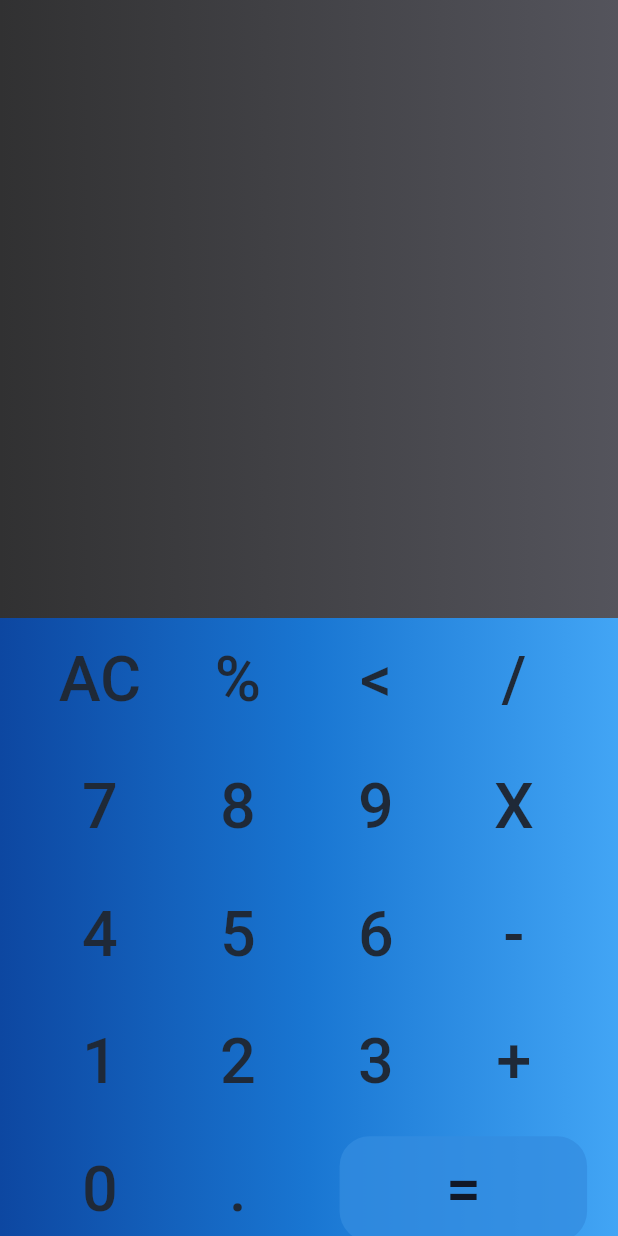
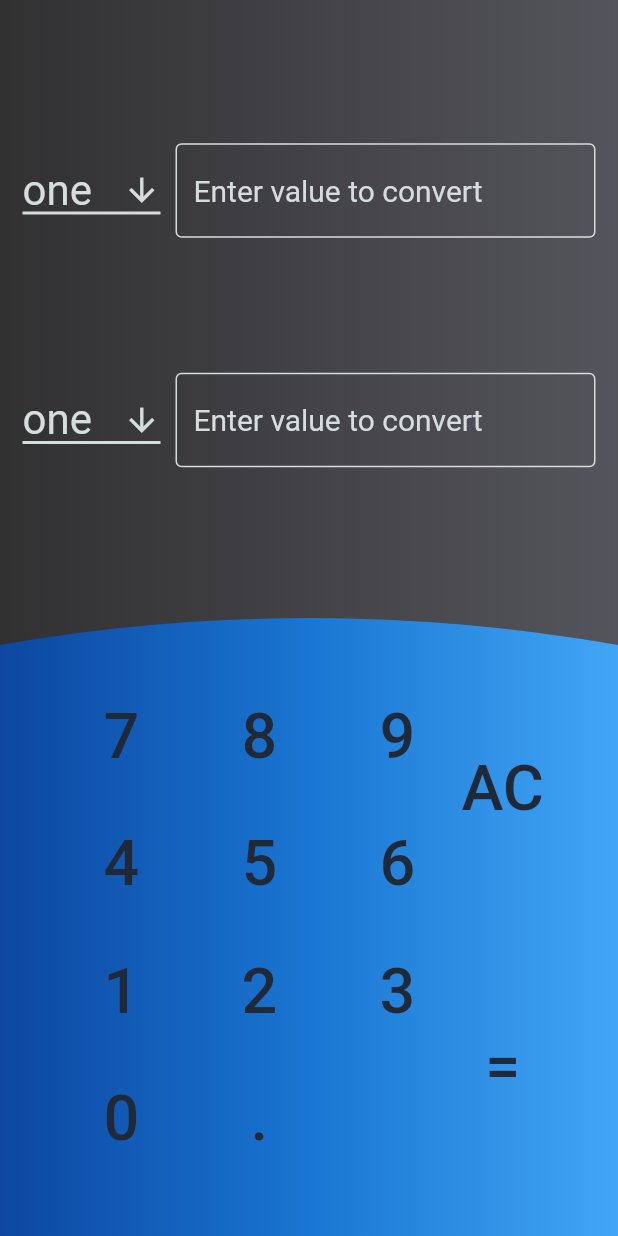
Before and after one commit to malik-vishu/Calculator-Flutter, a Flutter app: the screen it shows after launch, on a phone screen of 412 x 824 dp. Run offline on Flutter 3.47's test engine with Material 2 defaults, Android fonts, the phone set to English and light mode, and no system bars; drawn by our look-alikes of velocity_x; our stand-ins replace math_expressions.

Commit message:
AC and equal to Button,text box decoration

```diff
--- a/lib/components/home_rows.dart
+++ b/lib/components/home_rows.dart
@@ -11,7 +11,7 @@ class HorizontalRowsHome extends StatelessWidget {
   final List<String> symbol;
   final ButtonStyle textButtonStyle;
   final int itemCount;
-  Function(dynamic value) onClick;
+  Function(dynamic value)? onClick;
   @override
   Widget build(BuildContext context) {
     return ListView.builder(
@@ -23,7 +23,7 @@ class HorizontalRowsHome extends StatelessWidget {
           padding: const EdgeInsets.fromLTRB(2.0, 3, 2, 3),
           child: TextButton(
             style: textButtonStyle,
-            onPressed: () => onClick(symbol[index]),
+            onPressed: () => onClick!(symbol[index]),
             child: symbol[index].text.size(42).gray800.make(),
           ),
         );
--- a/lib/components/themes.dart
+++ b/lib/components/themes.dart
@@ -42,7 +42,7 @@ final ButtonStyle textButtonStyle2 = ButtonStyle(
     )),
     padding: const MaterialStatePropertyAll(EdgeInsets.zero));
 
- final ButtonStyle textButtonStyle3 = ButtonStyle(
+final ButtonStyle textButtonStyle3 = ButtonStyle(
   overlayColor:
       MaterialStateProperty.resolveWith<Color?>((Set<MaterialState> states) {
     if (states.contains(MaterialState.focused)) {
@@ -65,6 +65,29 @@ final ButtonStyle textButtonStyle2 = ButtonStyle(
   // padding: const MaterialStatePropertyAll(EdgeInsets.all(5)),
 );
 
+final ButtonStyle textButtonStyle4 = ButtonStyle(
+  overlayColor:
+      MaterialStateProperty.resolveWith<Color?>((Set<MaterialState> states) {
+    if (states.contains(MaterialState.focused)) {
+      return const Color.fromARGB(255, 134, 165, 219);
+    }
+    if (states.contains(MaterialState.hovered)) {
+      return Colors.blue.withOpacity(0.4);
+    }
+    if (states.contains(MaterialState.pressed)) {
+      return const Color.fromARGB(255, 125, 134, 141).withOpacity(0.5);
+    }
+    return null;
+  }),
+  backgroundColor: const MaterialStatePropertyAll(Colors.transparent),
+  minimumSize: const MaterialStatePropertyAll(Size(25, 60)),
+  maximumSize: const MaterialStatePropertyAll(Size(40, 70)),
+  shape: const MaterialStatePropertyAll(RoundedRectangleBorder(
+    borderRadius: BorderRadius.all(Radius.circular(20)),
+  )),
+  padding: const MaterialStatePropertyAll(EdgeInsets.all(15)),
+);
+
 List<Color> homeBlueColor = <Color>[
   Color(0xFF0D47A1),
   Color(0xFF1976D2),
--- a/lib/main.dart
+++ b/lib/main.dart
@@ -1,4 +1,5 @@
 import 'package:calculator/screens/calc_type_screen.dart';
+import 'package:calculator/screens/conversion_screen.dart';
 import 'package:calculator/screens/home_screen.dart';
 import 'package:calculator/utils/all_routes.dart';
 import 'package:flutter/material.dart';
@@ -16,10 +17,11 @@ class MyApp extends StatelessWidget {
     return MaterialApp(
         title: 'Calculator',
         debugShowCheckedModeBanner: false,
-        initialRoute: AllRoutes.home,
+        initialRoute: AllRoutes.conversion,
         routes: {
           AllRoutes.home: (context) => HomeScreen(),
-          AllRoutes.options: (context) => CalculatorOptionsScreen()
+          AllRoutes.options: (context) => CalculatorOptionsScreen(),
+          AllRoutes.conversion: (context) => ConversionScreen()
         });
   }
 }
--- a/lib/screens/calc_type_screen.dart
+++ b/lib/screens/calc_type_screen.dart
@@ -94,7 +94,9 @@ class HorizontalRowsOptions extends StatelessWidget {
                         .color(const Color.fromARGB(255, 120, 184, 240))
                         .make(),
                   ],
+
                 ),
+
               ),
             );
           },
--- /dev/null
+++ b/lib/screens/conversion_screen.dart
@@ -0,0 +1,303 @@
+import 'package:flutter/material.dart';
+import 'package:velocity_x/velocity_x.dart';
+
+import '../components/home_rows.dart';
+import '../components/themes.dart';
+
+List<String> typeList = ["one", "two"];
+
+class ConversionScreen extends StatefulWidget {
+  const ConversionScreen({super.key});
+
+  @override
+  State<ConversionScreen> createState() => _ConversionScreenState();
+}
+
+class _ConversionScreenState extends State<ConversionScreen> {
+  String dropdownValue = typeList.first;
+  String dropdownValue2 = typeList.first;
+  TextEditingController controllerVar1 = TextEditingController();
+  TextEditingController controllerVar2 = TextEditingController();
+  @override
+  Widget build(BuildContext context) {
+    return Scaffold(
+      body: Container(
+        decoration: BoxDecoration(
+          gradient: LinearGradient(
+            colors: homeGrayColor,
+          ),
+        ),
+        child: Column(
+          children: [
+            Container(
+                padding: const EdgeInsets.all(15),
+                decoration: BoxDecoration(
+                  gradient: LinearGradient(
+                    colors: homeGrayColor,
+                  ),
+                ),
+                height: MediaQuery.of(context).size.height * 0.5,
+                width: MediaQuery.of(context).size.width,
+                child: Column(
+                  mainAxisAlignment: MainAxisAlignment.center,
+                  crossAxisAlignment: CrossAxisAlignment.center,
+                  children: [
+                    Container(
+                      margin: const EdgeInsets.fromLTRB(0, 5, 0, 10),
+                      child: Row(
+                        mainAxisSize: MainAxisSize.min,
+                        children: [
+                          Flexible(
+                            fit: FlexFit.loose,
+                            child: DropdownButton<String>(
+                              alignment: Alignment.bottomCenter,
+                              isExpanded: true,
+                              value: dropdownValue,
+                              icon: const Icon(Icons.arrow_downward,
+                                  size: 25,
+                                  color: Color.fromARGB(255, 214, 221, 221)),
+                              elevation: 10,
+                              style: const TextStyle(
+                                  color: Color.fromARGB(255, 214, 221, 221),
+                                  fontSize: 28),
+                              underline: Container(
+                                height: 2,
+                                color: const Color.fromARGB(255, 214, 221, 221),
+                              ),
+                              dropdownColor: Colors.black12,
+                              onChanged: (String? value) {
+                                setState(() {
+                                  dropdownValue = value!;
+                                });
+                              },
+                              items: typeList.map<DropdownMenuItem<String>>(
+                                  (String value) {
+                                return DropdownMenuItem<String>(
+                                  value: value,
+                                  child: Text(value),
+                                );
+                              }).toList(),
+                            ),
+                          ),
+                          const SizedBox(
+                            width: 10,
+                          ),
+                          SizedBox(
+                              width: 280,
+                              child: TextFormField(
+                                controller: controllerVar1,
+                                cursorColor:
+                                    const Color.fromARGB(255, 214, 221, 221),
+                                cursorWidth: 4,
+                                decoration: const InputDecoration(
+                                    enabledBorder: OutlineInputBorder(
+                                      borderSide: BorderSide(
+                                          color: Color.fromARGB(
+                                              255, 214, 221, 221)),
+                                    ),
+                                    errorBorder: OutlineInputBorder(
+                                      borderSide: BorderSide(
+                                          color: Color.fromARGB(
+                                              255, 233, 101, 48)),
+                                    ),
+                                    focusedBorder: OutlineInputBorder(
+                                      borderSide: BorderSide(
+                                          color:
+                                              Color.fromARGB(255, 12, 14, 15)),
+                                    ),
+                                    hintStyle: TextStyle(
+                                        fontSize: 20,
+                                        color:
+                                            Color.fromARGB(255, 214, 221, 221)),
+                                    hintText: "Enter value to convert",
+                                    border: OutlineInputBorder(
+                                        borderSide: BorderSide(width: 3))),
+                                keyboardType: TextInputType.none,
+                              ))
+                        ],
+                      ),
+                    ),
+                    Container(
+                      margin: const EdgeInsets.fromLTRB(0, 80, 0, 10),
+                      child: Row(
+                        mainAxisSize: MainAxisSize.min,
+                        children: [
+                          Flexible(
+                            fit: FlexFit.loose,
+                            child: DropdownButton<String>(
+                              alignment: Alignment.bottomCenter,
+                              dropdownColor: Colors.black12,
+                              value: dropdownValue2,
+                              icon: const Icon(
+                                Icons.arrow_downward,
+                                size: 25,
+                                color: Color.fromARGB(255, 214, 221, 221),
+                              ),
+                              elevation: 10,
+                              style: const TextStyle(
+                                  color: Color.fromARGB(255, 214, 221, 221),
+                                  fontSize: 28),
+                              isExpanded: true,
+                              underline: Container(
+                                height: 2,
+                                color: const Color.fromARGB(255, 214, 221, 221),
+                              ),
+                              onChanged: (String? value) {
+                                setState(() {
+                                  dropdownValue2 = value!;
+                                });
+                              },
+                              items: typeList.map<DropdownMenuItem<String>>(
+                                  (String value) {
+                                return DropdownMenuItem<String>(
+                                  value: value,
+                                  child: Text(value),
+                                );
+                              }).toList(),
+                            ),
+                          ),
+                          const SizedBox(
+                            width: 10,
+                          ),
+                          SizedBox(
+                              width: 280,
+                              child: TextFormField(
+                                controller: controllerVar2,
+                                cursorColor:
+                                    const Color.fromARGB(255, 214, 221, 221),
+                                cursorWidth: 4,
+                                decoration: const InputDecoration(
+                                    enabledBorder: OutlineInputBorder(
+                                      borderSide: BorderSide(
+                                          color: Color.fromARGB(
+                                              255, 214, 221, 221)),
+                                    ),
+                                    errorBorder: OutlineInputBorder(
+                                      borderSide: BorderSide(
+                                          color: Color.fromARGB(
+                                              255, 233, 101, 48)),
+                                    ),
+                                    focusedBorder: OutlineInputBorder(
+                                      borderSide: BorderSide(
+                                          color:
+                                              Color.fromARGB(255, 12, 14, 15)),
+                                    ),
+                                    hintStyle: TextStyle(
+                                        fontSize: 20,
+                                        color:
+                                            Color.fromARGB(255, 214, 221, 221)),
+                                    hintText: "Enter value to convert",
+                                    border: OutlineInputBorder(
+                                        borderSide: BorderSide(width: 3))),
+                                keyboardType: TextInputType.none,
+                              ))
+                        ],
+                      ),
+                    )
+                  ],
+                )),
+            VxArc(
+              height: 18,
+              arcType: VxArcType.convex,
+              edge: VxEdge.top,
+              child: Container(
+                decoration: BoxDecoration(
+                  gradient: LinearGradient(
+                    colors: homeBlueColor,
+                  ),
+                ),
+                height: MediaQuery.of(context).size.height * 0.5,
+                width: MediaQuery.of(context).size.width,
+                child: Row(
+                  mainAxisAlignment: MainAxisAlignment.center,
+                  crossAxisAlignment: CrossAxisAlignment.center,
+                  children: [
+                    VStack(
+                        alignment: MainAxisAlignment.center,
+                        crossAlignment: CrossAxisAlignment.start,
+                        spacing: 4,
+                        [
+                          Padding(
+                            padding: const EdgeInsets.all(3.0),
+                            child: SizedBox(
+                              height: 75,
+                              width: MediaQuery.of(context).size.width * 0.6,
+                              child: HorizontalRowsHome(
+                                  textButtonStyle: textButtonStyle1,
+                                  symbol: const ["7", "8", "9"],
+                                  itemCount: 3,
+                                  onClick: null),
+                            ),
+                          ),
+                          Padding(
+                            padding: const EdgeInsets.all(3.0),
+                            child: SizedBox(
+                              height: 75,
+                              width: MediaQuery.of(context).size.width * 0.6,
+                              child: HorizontalRowsHome(
+                                  textButtonStyle: textButtonStyle1,
+                                  symbol: const ["4", "5", "6"],
+                                  itemCount: 3,
+                                  onClick: null),
+                            ),
+                          ),
+                          Padding(
+                            padding: const EdgeInsets.all(3.0),
+                            child: SizedBox(
+                              height: 75,
+                              width: MediaQuery.of(context).size.width * 0.6,
+                              child: HorizontalRowsHome(
+                                  textButtonStyle: textButtonStyle1,
+                                  symbol: const ["1", "2", "3"],
+                                  itemCount: 3,
+                                  onClick: null),
+                            ),
+                          ),
+                          Padding(
+                            padding: const EdgeInsets.all(3.0),
+                            child: SizedBox(
+                              height: 75,
+                              width: MediaQuery.of(context).size.width * 0.6,
+                              child: HorizontalRowsHome(
+                                  textButtonStyle: textButtonStyle1,
+                                  symbol: const ["0", "."],
+                                  itemCount: 2,
+                                  onClick: null),
+                            ),
+                          ),
+                        ]),
+                    const SizedBox(
+                      width: 5,
+                    ),
+                    VStack(
+                        alignment: MainAxisAlignment.center,
+                        crossAlignment: CrossAxisAlignment.center,
+                        spacing: 5,
+                        [
+                          SizedBox(
+                            height: 180,
+                            width: 90,
+                            child: TextButton(
+                                style: textButtonStyle4,
+                                onPressed: () {},
+                                child: "AC".text.gray800.size(42).make()),
+                          ),
+                          SizedBox(
+                            height: 180,
+                            width: 90,
+                            child: TextButton(
+                                style: textButtonStyle4,
+                                onPressed: () {},
+                                child: "=".text.gray800.size(42).make()),
+                          ),
+                        ])
+                  ],
+                ),
+              ),
+            )
+          ],
+        ),
+      ),
+    );
+  }
+}
--- a/lib/screens/home_screen.dart
+++ b/lib/screens/home_screen.dart
@@ -22,7 +22,7 @@ class _HomeScreenState extends State<HomeScreen> {
     if (value == "X") {
       value = "*";
     }
-    if (value == "C") {
+    if (value == "AC") {
       input = '';
       output = '';
     } else if (value == '<' && !input.isEmptyOrNull) {
@@ -58,6 +58,11 @@ class _HomeScreenState extends State<HomeScreen> {
   Widget build(BuildContext context) {
     return Scaffold(
       body: Container(
+        decoration: BoxDecoration(
+          gradient: LinearGradient(
+            colors: homeGrayColor,
+          ),
+        ),
         child: Column(
           children: [
             Container(
@@ -67,7 +72,7 @@ class _HomeScreenState extends State<HomeScreen> {
                     colors: homeGrayColor,
                   ),
                 ),
-                height: MediaQuery.of(context).size.height * 0.5,
+                height: MediaQuery.of(context).size.height * 0.36,
                 width: MediaQuery.of(context).size.width,
                 child: Column(
                   mainAxisAlignment: MainAxisAlignment.end,
@@ -81,17 +86,21 @@ class _HomeScreenState extends State<HomeScreen> {
                     ),
                     output.text.color(Colors.white54).size(outputSize).make(),
                     const SizedBox(
-                      height: 20,
+                      height: 8,
                     )
                   ],
                 )),
-            Container(
+            VxArc(
+              height: 18,
+              arcType: VxArcType.convex,
+              edge: VxEdge.top,
+              child: Container(
                 decoration: BoxDecoration(
                   gradient: LinearGradient(
                     colors: homeBlueColor,
                   ),
                 ),
-              height: MediaQuery.of(context).size.height * 0.5,
+                height: MediaQuery.of(context).size.height * 0.519,
                 width: MediaQuery.of(context).size.width,
                 child: Row(
                   mainAxisAlignment: MainAxisAlignment.center,
@@ -179,6 +188,7 @@ class _HomeScreenState extends State<HomeScreen> {
                         ]),
                   ],
                 ),
+              ),
             )
           ],
         ),
--- a/lib/utils/all_routes.dart
+++ b/lib/utils/all_routes.dart
@@ -3,4 +3,5 @@ import 'package:flutter/material.dart';
 class AllRoutes{
   static const home = "/home";
   static const options="/options";
+  static const conversion = "/conversion";
 }
```
Lines whose indentation alone changed are shown as unchanged.
